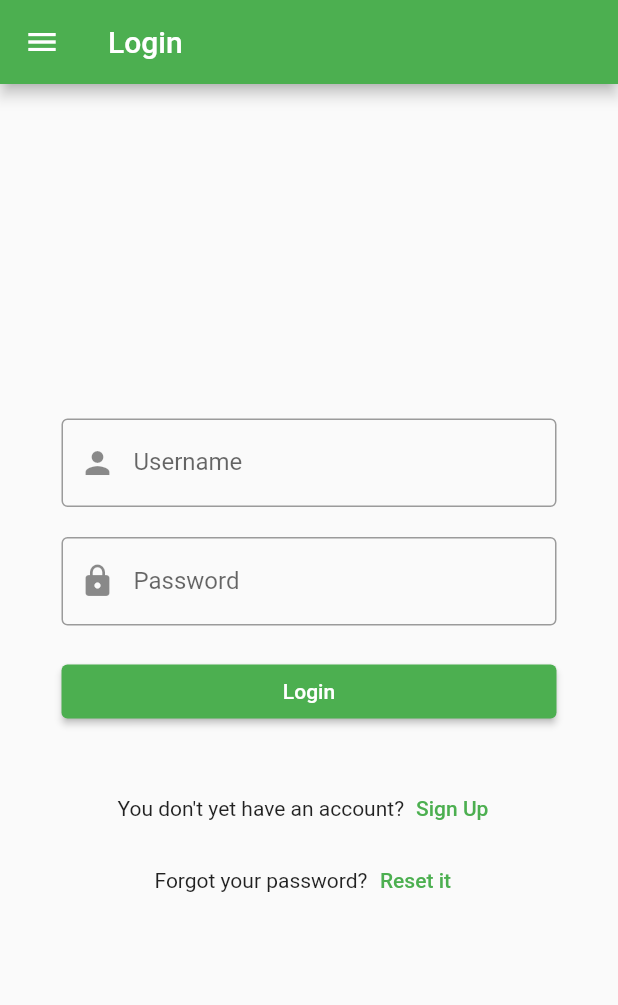
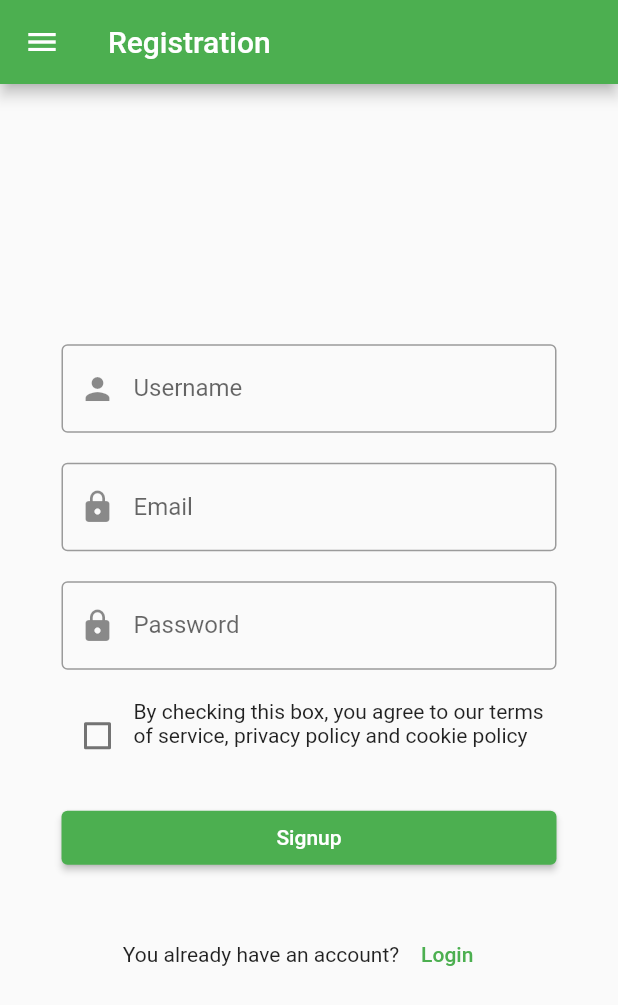
Before and after one commit to roadroot/tutlayt, a Flutter app: the screen it shows after launch, after a tap on "Sign Up", on a phone screen of 412 x 824 dp. Shown: the top 1005 px of the screen. Run offline on Flutter 3.47's test engine with Material 2 defaults, Android fonts, the phone set to English and light mode, and no system bars; generated files the repository leaves out were written again.

Commit message:
feat: add registration form

```diff
--- a/front/lib/pages/login.dart
+++ b/front/lib/pages/login.dart
@@ -44,7 +44,8 @@ class Login extends StatelessWidget {
                   children: [
                     const Text("You don't yet have an account?"), // TODO i18n
                     TextButton(
-                        onPressed: () => null,
+                        onPressed: () => Navigator.pushReplacementNamed(
+                            context, 'registration'),
                         child: const Text('Sign Up')) // TODO i18n
                   ],
                 ),
--- /dev/null
+++ b/front/lib/pages/registration.dart
@@ -0,0 +1,85 @@
+import 'package:flutter/material.dart';
+
+class Registration extends StatelessWidget {
+  const Registration({super.key});
+
+  @override
+  Widget build(BuildContext context) {
+    return Center(
+        child: Form(
+      child: SizedBox(
+        width: 350, // TODO place this in a yaml file
+        child: Column(
+            crossAxisAlignment: CrossAxisAlignment.stretch,
+            mainAxisSize: MainAxisSize.min,
+            children: [
+              Padding(
+                padding: const EdgeInsets.all(10),
+                child: TextFormField(
+                  decoration: const InputDecoration(
+                      border: OutlineInputBorder(),
+                      label: Text('Username'), // TODO i18n
+                      prefixIcon: Icon(Icons.person)),
+                ),
+              ),
+              Padding(
+                padding: const EdgeInsets.all(10),
+                child: TextFormField(
+                  decoration: const InputDecoration(
+                      border: OutlineInputBorder(),
+                      label: Text('Email'), // TODO i18n
+                      hintText: 'Enter your email',
+                      prefixIcon: Icon(Icons.lock)),
+                ),
+              ),
+              Padding(
+                padding: const EdgeInsets.all(10),
+                child: TextFormField(
+                  decoration: const InputDecoration(
+                      border: OutlineInputBorder(),
+                      label: Text('Password'), // TODO i18n
+                      hintText: 'Enter your password',
+                      prefixIcon: Icon(Icons.lock)),
+                ),
+              ),
+              Padding(
+                padding: const EdgeInsets.all(10),
+                child: Row(
+                  crossAxisAlignment: CrossAxisAlignment.start,
+                  children: [
+                    Checkbox(
+                      value: false,
+                      onChanged: (bool? value) {},
+                    ),
+                    const Flexible(
+                      child: Text(
+                        'By checking this box, you agree to our terms of service, privacy policy and cookie policy',
+                      ),
+                    ), // TODO i18n
+                  ],
+                ),
+              ),
+              Padding(
+                padding: const EdgeInsets.fromLTRB(10, 10, 10, 30),
+                child: ElevatedButton(
+                  style:
+                      const ButtonStyle(visualDensity: VisualDensity.standard),
+                  onPressed: () => null,
+                  child: const Text('Signup'), // TODO i18n
+                ),
+              ),
+              Row(
+                mainAxisAlignment: MainAxisAlignment.center,
+                children: [
+                  const Text("You already have an account?"), // TODO i18n
+                  TextButton(
+                      onPressed: () =>
+                          Navigator.pushReplacementNamed(context, 'login'),// TODO
+                      child: const Text('Login')) // TODO i18n
+                ],
+              ),
+            ]),
+      ),
+    ));
+  }
+}
--- a/front/lib/structure/default_scaffold.dart
+++ b/front/lib/structure/default_scaffold.dart
@@ -1,6 +1,9 @@
 import 'package:flutter/material.dart';
 import 'package:tutlayt/pages/login.dart';
+import 'package:tutlayt/pages/question.dart';
 import 'package:tutlayt/pagination/page.model.dart';
+
+import '../pages/registration.dart';
 
 class DefaultScaffold extends StatelessWidget {
   const DefaultScaffold(this.route, {super.key});
@@ -12,6 +15,18 @@ class DefaultScaffold extends StatelessWidget {
         title: Text('Login'),
         drawer: DrawerTile(title: Text('Login'), leading: Icon(Icons.person)),
         body: Login()),
+    PageModel(
+        route: 'registration',
+        title: Text('Registration'),
+        drawer: DrawerTile(
+            title: Text('Registration'), leading: Icon(Icons.person)),
+        body: Registration()),
+    PageModel(
+        route: 'question',
+        title: Text('Ask a question'),
+        drawer: DrawerTile(
+            title: Text('Ask question'), leading: Icon(Icons.person)),
+        body: Question())
   ];
 
   static Map<String, Widget Function(BuildContext)> getRoutes() {
```
